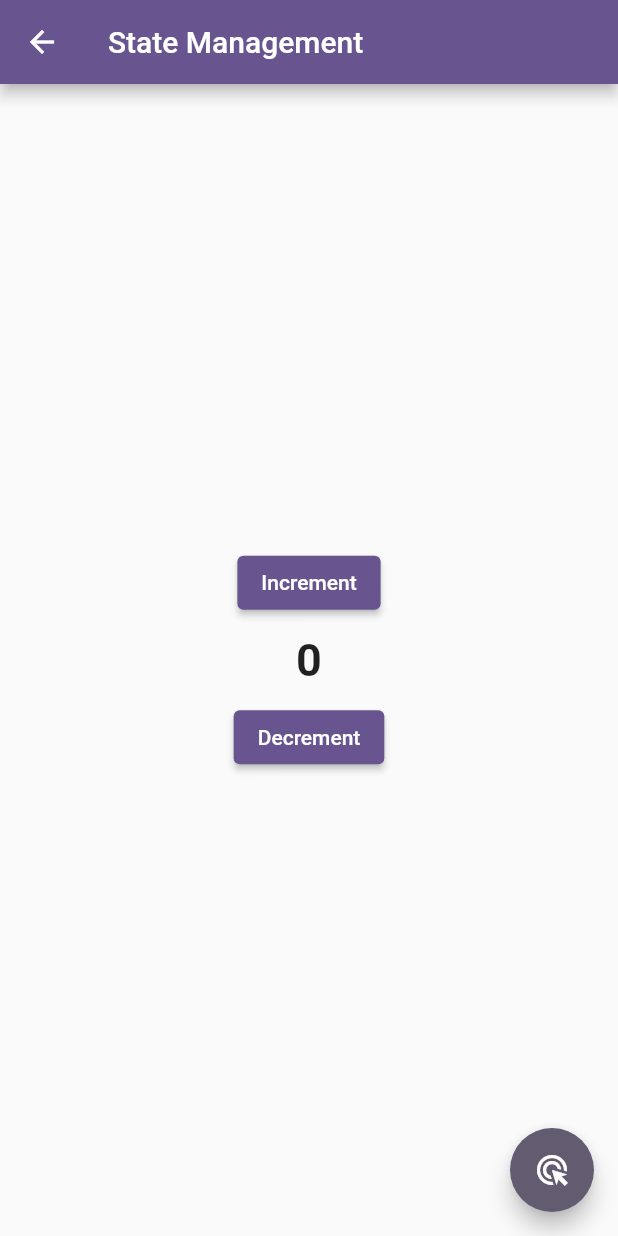
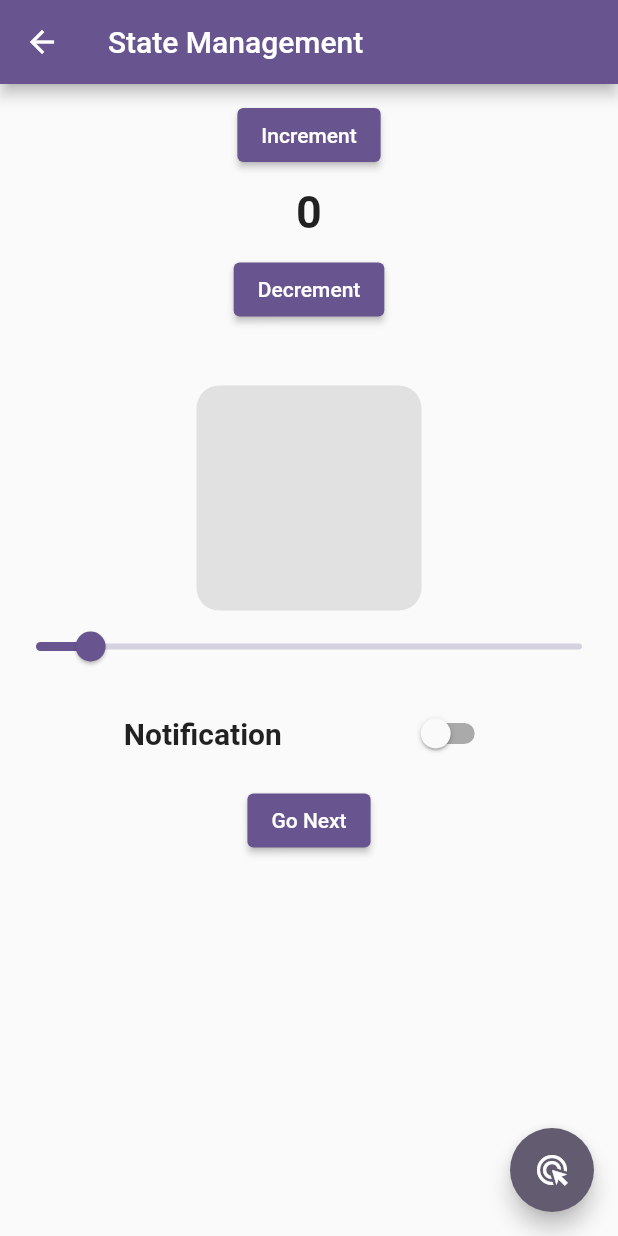
Before and after one commit to AqibKhan61/GetX, a Flutter app: the Screen4 screen opened directly, after a tap on "Increment", after a tap on "Decrement", on a phone screen of 412 x 824 dp. Run offline on Flutter 3.47's test engine with Material 2 defaults, Android fonts, the phone set to English and light mode, and no system bars; our stand-ins replace get; missing offline and left inert: dart:ffi.

```diff
--- /dev/null
+++ b/lib/countercontroller.dart
@@ -0,0 +1,36 @@
+import 'package:get/get.dart';
+import 'package:flutter/material.dart';
+
+class CounterController extends GetxController {
+  RxList<String> fruits = ['Mango', 'Apple', 'Orange', 'Grapes', 'Banana'].obs;
+  RxList fruits2 = [].obs;
+
+  addtofav(String value){
+    fruits2.add(value);
+  }
+
+  removetofav(String value){
+    fruits2.remove(value);
+  }
+
+  final icon = Icon(Icons.favorite_border_outlined).obs;
+  final index = 0.obs;
+  RxBool notification = false.obs;
+  RxDouble opacity = 0.1.obs;
+  var colors = <Color>[
+    Colors.black,
+    Colors.amberAccent,
+    Colors.blueAccent,
+    Colors.grey,
+    Colors.blueAccent,
+    Colors.grey
+  ];
+  RxInt count = 0.obs;
+  void increment() {
+    count++;
+  }
+
+  void decrement() {
+    count--;
+  }
+}
--- a/lib/screen4.dart
+++ b/lib/screen4.dart
@@ -1,42 +1,106 @@
 import 'package:get/get.dart';
+import 'countercontroller.dart';
+import 'package:getx/screen5.dart';
 import 'package:flutter/material.dart';
 
 
-class Screen4 extends StatelessWidget {
+
+
+
+
+
+class Screen4 extends  StatelessWidget {
   Screen4({super.key});
- final count = 0.obs;
+  //final count = (0).obs;
 
-void increment() => count.value++;
-void decrement() => count.value--;
+//void increment() => count.value++;
+//void decrement() {
+//  count.value--;
+//}
+
+  final CounterController controller = Get.put(CounterController());
+
+
+
   @override
   Widget build(BuildContext context) {
     return Scaffold(
       appBar: AppBar(
         title: const Text('State Management'),
       ),
-      body: Column(
-        mainAxisAlignment: MainAxisAlignment.center,
+      body: Padding(
+        padding: const EdgeInsets.only(top: 10),
+        child: Column(
+          //mainAxisAlignment: MainAxisAlignment.center,
           children: [
-          ElevatedButton(onPressed: (){
-            increment();
-          }, child: const Text('Increment'),),
+            ElevatedButton(
+              onPressed: () {
+                controller.increment();
+              },
+              child: const Text('Increment'),
+            ),
             const SizedBox(height: 10),
             Center(
                 child: Obx(
-              () => Text(count.value.toString(),style: const TextStyle(fontSize: 30,fontWeight: FontWeight.bold),),
-            )
+              () => Text(
+                controller.count.value.toString(),
+                style:
+                    const TextStyle(fontSize: 30, fontWeight: FontWeight.bold),
               ),
+            )),
             const SizedBox(height: 10),
-          ElevatedButton(onPressed: (){
-            decrement();
-          }, child: const Text('Decrement'))
+            ElevatedButton(
+              onPressed: () {
+                controller.decrement();
+              },
+              child: const Text('Decrement'),
+            ),
+            const SizedBox(height: 40,),
+            Obx(() => Container(
+              height: 150,
+              width: 150,
+              decoration: BoxDecoration(
+                color: controller.colors[controller.index.value].withOpacity(controller.opacity.value),
+                borderRadius: BorderRadius.circular(15),
+              ),
+            ),),
+            Obx(
+              () =>
+              Slider(value: controller.opacity.value, onChanged: (value){
+                controller.opacity.value = value;
+              }),
+            ),
+            const SizedBox(height: 10,),
+            Row(
+              mainAxisAlignment: MainAxisAlignment.spaceEvenly,
+              children: [
+                const Text('Notification',style: TextStyle(fontSize: 20,fontWeight: FontWeight.bold),),
+                Obx(
+                  () =>  Switch(value: controller.notification.value, onChanged: (value){
+                    if (value == false){
+                      print((value));
+                    }
+                    controller.notification.value = value;
+                    if(value == true && controller.index.value < 4){
+                      controller.index.value++;
+                     controller.notification.value = value;
+                    }
+
+                  }),
+                ),
               ],
             ),
+            const SizedBox(height:10),
+            ElevatedButton(onPressed: (){
+              Get.to(Screen5(),transition:Transition.rightToLeft,duration: const Duration(seconds:1),);
+            }, child: const Text('Go Next'))
+          ],
+        ),
+      ),
       floatingActionButton: FloatingActionButton(
-        onPressed: increment,
+        onPressed: controller.increment,
         child: const Icon(Icons.ads_click),
       ),
-
     );
   }
 }
```
Also changed, not shown: lib/screen5.dart (added, +66 -0 lines). Lines whose indentation alone changed are shown as unchanged.
